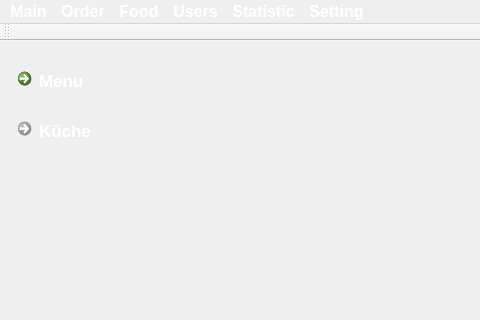
Qt form mainwindow.ui (MatariAbdulwahid/Restaurantsystem) before a commit; both pictures show x 0 to 480 and y 0 to 320 of the 837 by 458 pixel window.
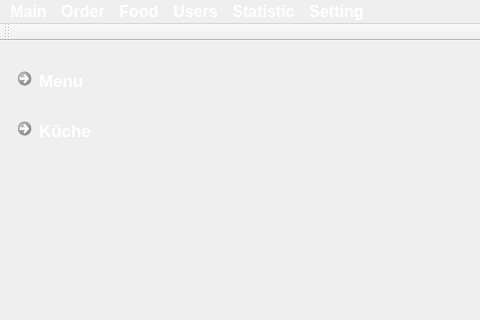
The same form after that commit. Icons and pictures are not drawn.

Commit message: update menu.c

```diff
--- a/mainwindow.ui
+++ b/mainwindow.ui
@@ -50,7 +50,7 @@
    </widget>
    <widget class="QCommandLinkButton" name="btnMenu">
     <property name="enabled">
-     <bool>true</bool>
+     <bool>false</bool>
     </property>
     <property name="geometry">
      <rect>
```
The commit also changes 2 other files.
